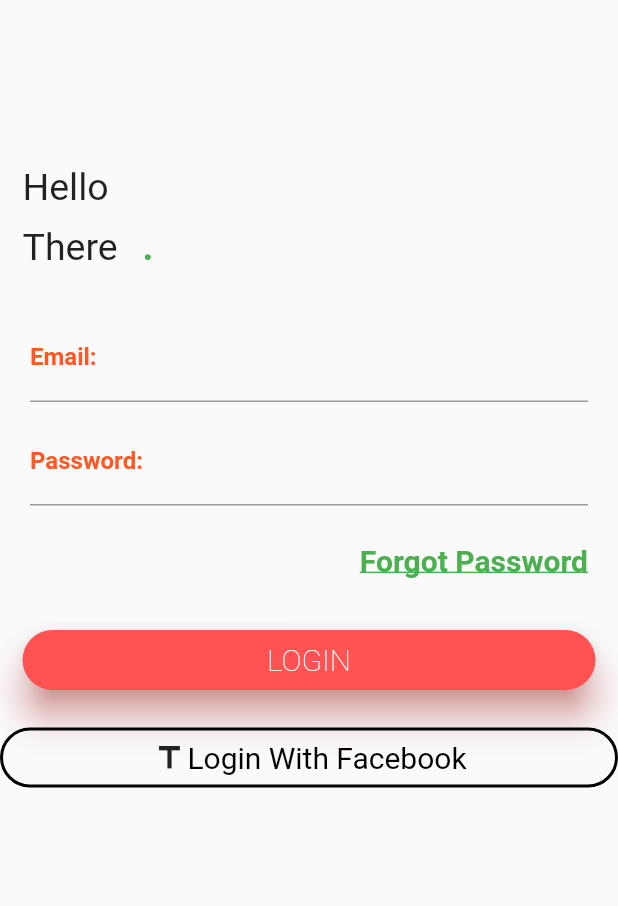
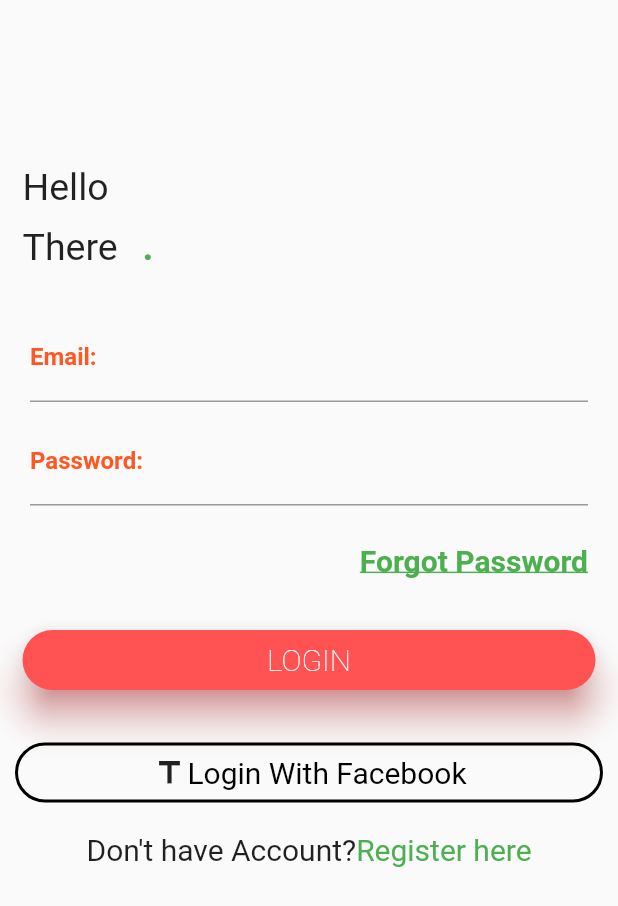
Before and after one commit to Yazdani1/Flutter-Login-Registration-UI-Design, a Flutter app: the screen it shows after launch, on a phone screen of 412 x 824 dp. Shown: the top 906 px of the screen. Run offline on Flutter 3.47's test engine with Material 2 defaults, Android fonts, the phone set to English and light mode, and no system bars.

Commit message:
Second Commit

```diff
--- a/lib/HomePage.dart
+++ b/lib/HomePage.dart
@@ -9,6 +9,8 @@ class _HomeState extends State<Home> {
   @override
   Widget build(BuildContext context) {
     return new Scaffold(
+
+      resizeToAvoidBottomPadding: false,
       body: new Column(
         crossAxisAlignment: CrossAxisAlignment.start,
         children: <Widget>[
@@ -119,6 +121,7 @@ class _HomeState extends State<Home> {
           Container(
             height: 40.0,
             color: Colors.transparent,
+            margin: EdgeInsets.all(10.0),
             child: Container(
               decoration: new BoxDecoration(
                 border: Border.all(
@@ -145,15 +148,33 @@ class _HomeState extends State<Home> {
                     ),
                     ),
                   )
-
                 ],
               ),
+            ),
+          ),//Container
+
+          SizedBox(height: 10.0,),
+          Row(
+            mainAxisAlignment: MainAxisAlignment.center,
+            children: <Widget>[
+              new Center(
+                child: new Text("Don't have Account?",
+                style: TextStyle(fontSize: 20.0),
+                ),
+              ),
+              SizedBox(height: 10.0,),
+              InkWell(
+                onTap: (){},
+                child: new Text("Register here",
+                style: TextStyle(
+                  fontSize: 20.0,
+                  color: Colors.green
+                ),),
+              )
 
 
-            ),
-
+            ],
           )
-
 
 
         ],
```
